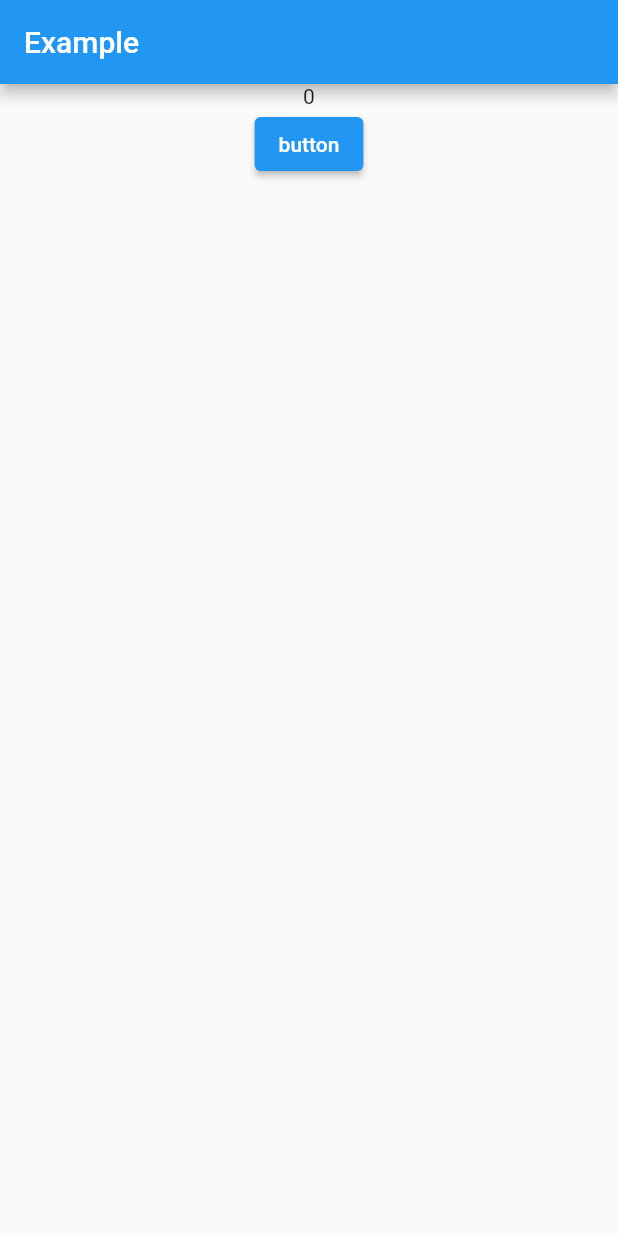
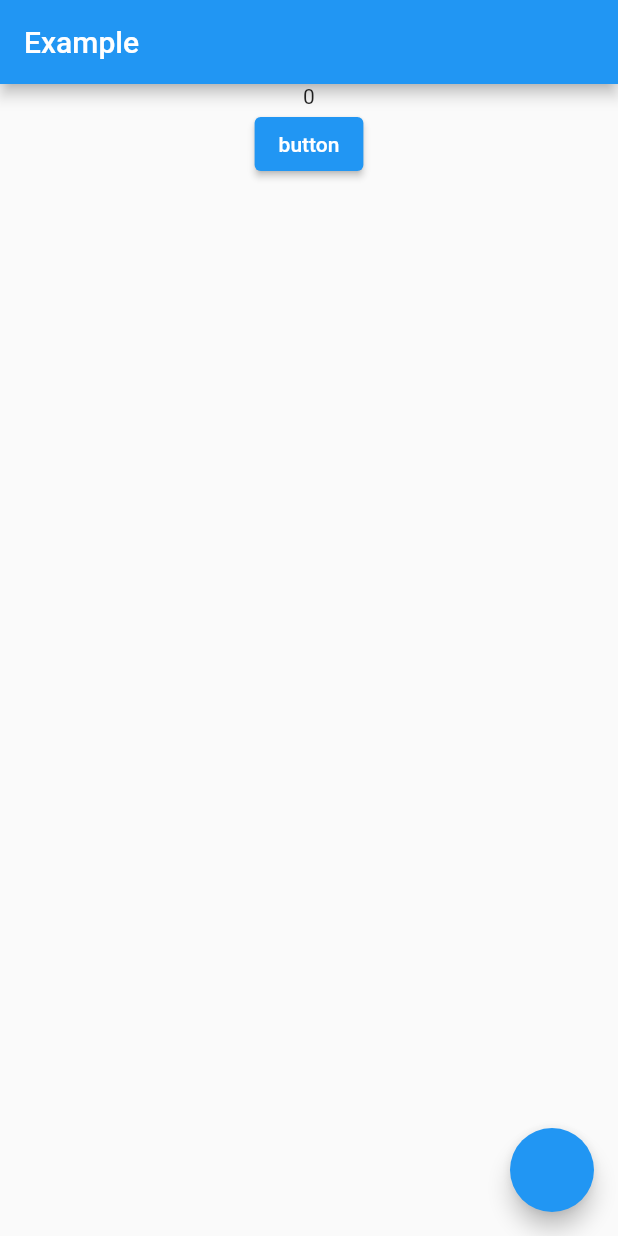
Before and after one commit to ito-a/flutter_practice, a Flutter app: the screen it shows after launch, on a phone screen of 412 x 824 dp. Run offline on Flutter 3.47's test engine with Material 2 defaults, Android fonts, the phone set to English and light mode, and no system bars; our stand-ins replace flutter_riverpod.

```diff
--- a/lib/main.dart
+++ b/lib/main.dart
@@ -32,6 +32,9 @@ class MyApp extends ConsumerWidget {
             ],
           ),
         ),
+        floatingActionButton: FloatingActionButton(
+          onPressed: () => ref.refresh(counterProvider),
+        ),
       ),
     );
   }
```
